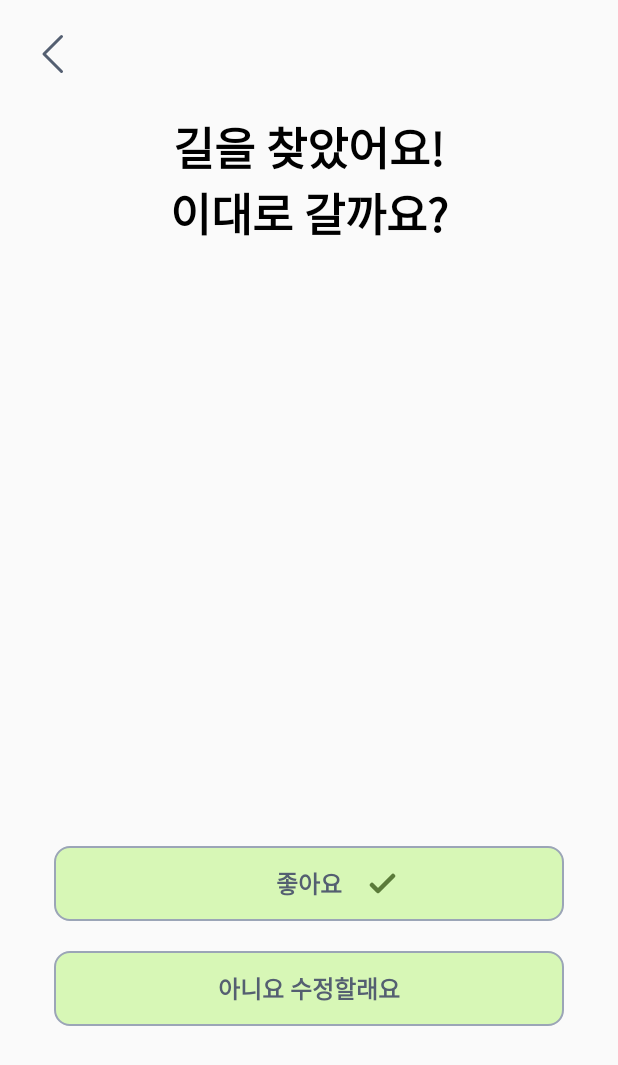
After one commit to CSID-DGU/2024-1-OSS-team-3-TaxiTogether, an Android app: the screen6_2 screen opened directly, with no data from a screen before it, on a phone screen of 412 x 824 dp. The commit adds this screen. Shown: the top 1065 px of the screen. Run offline under Robolectric (Android 15) with nearby library versions, the light colour scheme and no system bars; libraries missing offline, so code that uses them is left out: net.daum.mf; 2 statements that could not run were skipped.

Commit message:
Create Screen6_2(Proper Route)

```diff
--- /dev/null
+++ b/Android/app/src/main/java/com/taxitogether/app/screen6_2.java
@@ -0,0 +1,38 @@
+package com.taxitogether.app;
+
+import androidx.appcompat.app.AppCompatActivity;
+
+import android.os.Bundle;
+import android.content.Intent;
+import android.view.View;
+import android.view.ViewGroup;
+
+import net.daum.mf.map.api.MapView;
+
+public class screen6_2 extends AppCompatActivity {
+    @Override
+    protected void onCreate(Bundle savedInstanceState){
+        super.onCreate(savedInstanceState);
+        setContentView(R.layout.screen6_2);
+        MapView mapView = new MapView(this);
+
+        ViewGroup mapViewContainer = (ViewGroup) findViewById(R.id.map_view6_2);
+        mapViewContainer.addView(mapView);
+    }
+
+    public void button1(View v){
+        Intent intent = new Intent(getApplicationContext(), screen4.class);
+        startActivity((intent));
+        finish();
+    }
+    public void button2(View v){
+        Intent intent = new Intent(getApplicationContext(), screen7.class);
+        startActivity((intent));
+    }
+    public void button3(View v){
+        Intent intent = new Intent(getApplicationContext(), screen4.class);
+        startActivity((intent));
+        finish();
+    }
+
+}
--- /dev/null
+++ b/Android/app/src/main/java/com/taxitogether/app/screen7.java
@@ -0,0 +1,4 @@
+package com.taxitogether.app;
+
+public class screen7 {
+}
--- /dev/null
+++ b/Android/app/src/main/res/drawable/button_style2.xml
@@ -0,0 +1,17 @@
+<?xml version="1.0" encoding="utf-8"?>
+<shape xmlns:android="http://schemas.android.com/apk/res/android" android:shape="rectangle" >
+    <corners
+        android:radius="10dp"
+        />
+    <solid
+        android:color="#80B6F675"
+        />
+    <size
+        android:width="300dp"
+        android:height="50dp"
+        />
+    <stroke
+        android:width="1dp"
+        android:color="#9BA5B7"
+        />
+</shape>
--- /dev/null
+++ b/Android/app/src/main/res/drawable/check.xml
@@ -0,0 +1,12 @@
+<vector xmlns:android="http://schemas.android.com/apk/res/android"
+    android:width="18dp"
+    android:height="14dp"
+    android:viewportWidth="18"
+    android:viewportHeight="14">
+    <path
+        android:strokeColor="#000000"
+        android:strokeWidth="3"
+        android:strokeLineCap="round"
+        android:strokeLineJoin="round"
+        android:pathData="M2 8l4 4L16 2"/>
+</vector>
--- a/Android/app/src/main/res/layout/screen6_1.xml
+++ b/Android/app/src/main/res/layout/screen6_1.xml
@@ -32,11 +32,12 @@
         android:layout_marginTop="20dp"
         android:paddingHorizontal="20dp"
         android:text="이런! 경유지가 너무 멀어서 매칭이 되지 않았어요\n다시 입력해주세요!"
+        android:textColor="#000000"
         android:textSize="30sp"
         android:textStyle="bold" />
 
     <Button
-        android:id="@+id/button_back"
+        android:id="@+id/button_back_6_1"
         android:layout_width="match_parent"
         android:layout_height="wrap_content"
         android:layout_marginVertical="30dp"
--- /dev/null
+++ b/Android/app/src/main/res/layout/screen6_2.xml
@@ -0,0 +1,80 @@
+<?xml version="1.0" encoding="utf-8"?>
+<LinearLayout
+    xmlns:android="http://schemas.android.com/apk/res/android"
+    xmlns:app="http://schemas.android.com/apk/res-auto"
+    xmlns:tools="http://schemas.android.com/tools"
+    android:layout_width="match_parent"
+    android:layout_height="match_parent"
+    android:paddingBottom="16dp"
+    android:paddingLeft="16dp"
+    android:paddingRight="16dp"
+    android:paddingTop="16dp"
+    android:orientation="vertical"
+    tools:context=".MainActivity">
+
+    <Button
+        android:id="@+id/button_go_back6_2"
+        android:layout_width="40dp"
+        android:layout_height="40dp"
+        android:background="@drawable/go_back"
+        android:onClick="button1" />
+
+    <TextView
+        android:id="@+id/textView"
+        android:layout_width="match_parent"
+        android:layout_height="wrap_content"
+        android:layout_marginTop="20dp"
+        android:text="길을 찾았어요!\n이대로 갈까요?"
+        android:textAlignment="center"
+        android:textColor="#000000"
+        android:textSize="30sp"
+        android:textStyle="bold" />
+
+    <RelativeLayout
+        android:id="@+id/map_view6_2"
+        android:layout_width="300dp"
+        android:layout_height="360dp"
+        android:layout_marginTop="20dp"
+        android:layout_gravity="center" />
+
+    <FrameLayout
+        android:layout_width="fill_parent"
+        android:layout_height="50dp"
+        android:layout_marginVertical="20dp">
+
+        <Button
+            android:id="@+id/button_go_7"
+            android:layout_width="match_parent"
+            android:layout_height="wrap_content"
+            android:layout_marginHorizontal="20dp"
+            android:background="@drawable/button_style2"
+            android:onClick="button2"
+            android:text="좋아요"
+            android:textColor="#545F71"
+            android:textSize="16sp"
+            android:textStyle="bold" />
+
+        <ImageView
+            android:id="@+id/imageView2"
+            android:layout_width="wrap_content"
+            android:layout_height="wrap_content"
+            android:layout_marginTop="18dp"
+            android:layout_marginLeft="230dp"
+            app:srcCompat="@drawable/check" />
+    </FrameLayout>
+
+    <Button
+        android:id="@+id/button_go_4"
+        android:layout_width="match_parent"
+        android:layout_height="wrap_content"
+        android:layout_marginHorizontal="20dp"
+        android:background="@drawable/button_style2"
+        android:text="아니요 수정할래요"
+        android:textColor="#545F71"
+        android:textSize="16sp"
+        android:textStyle="bold"
+        android:onClick="button3" />
+
+
+
+</LinearLayout>
```
Also changed, not shown: Android/app/src/main/AndroidManifest.xml (+8 -0 lines), Android/app/src/main/res/layout/screen7.xml (added, +34 -0 lines), 2 other files.
